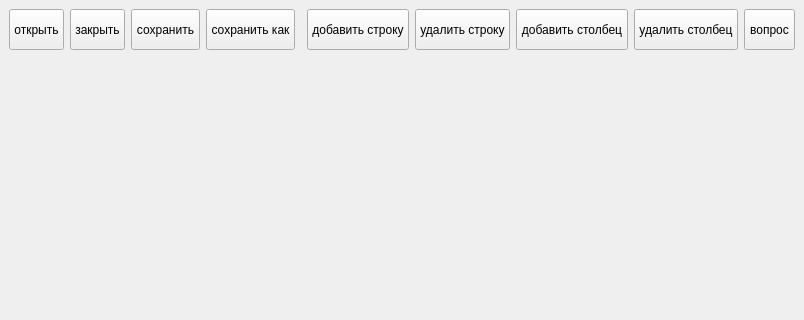
Above: mainwindow.ui from Bubnov-dev/excel before the change; both pictures show x 0 to 804 and y 0 to 320 of the 804 by 663 pixel window. Below: the same form after it.
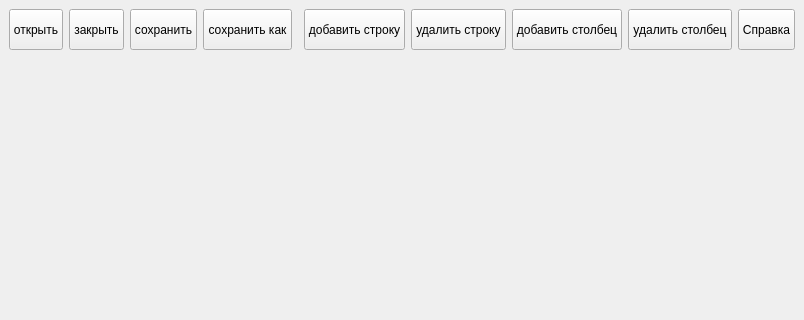
That is the form after the change.

```diff
--- a/mainwindow.ui
+++ b/mainwindow.ui
@@ -174,7 +174,7 @@
        <string>&lt;html&gt;&lt;head/&gt;&lt;body&gt;&lt;p align=&quot;center&quot;&gt;Полезная информация&lt;/p&gt;&lt;/body&gt;&lt;/html&gt;</string>
       </property>
       <property name="text">
-       <string>вопрос</string>
+       <string>Справка</string>
       </property>
      </widget>
     </item>
```
